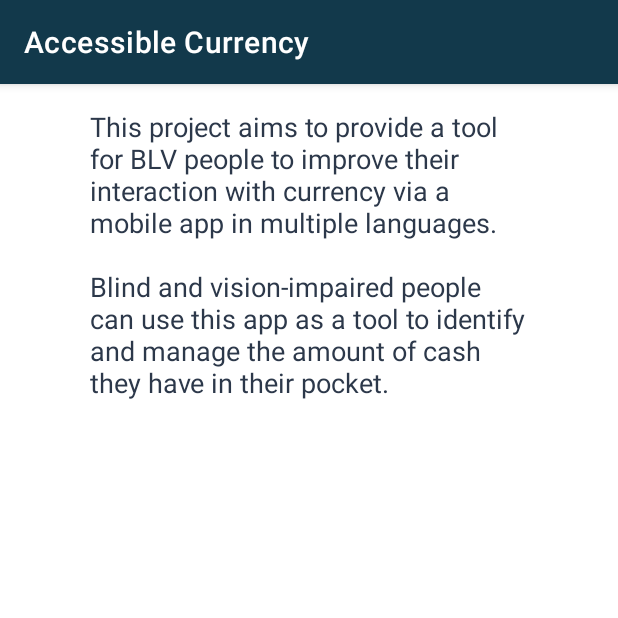
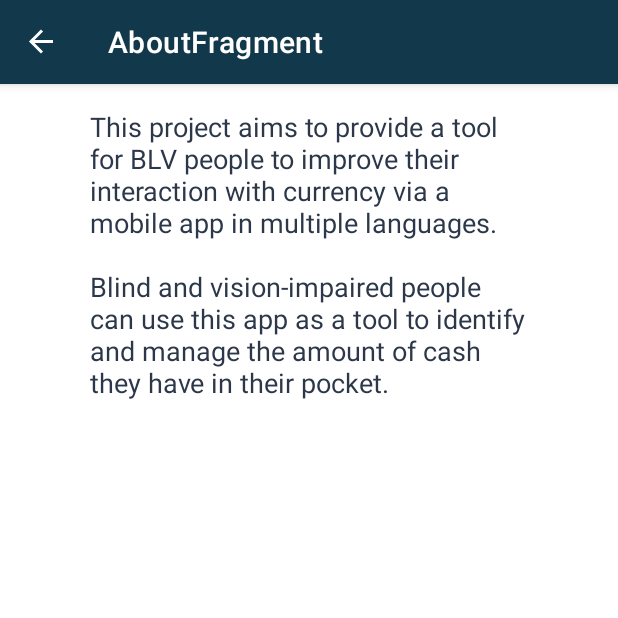
Before and after one commit to mauroLaine/CurrencyRecognition, an Android app: the screen it shows after launch (AboutActivity before the commit, MainActivity after it), in the options menu, after a tap on "About", on a phone screen of 412 x 824 dp, the top half of it. Run offline under Robolectric (Android 15) with nearby library versions, the phone set to English and light mode, and no system bars; our stand-ins replace navigation-ui; libraries missing offline, so code that uses them is left out: androidx.camera.core, androidx.camera.lifecycle, com.google.mlkit.common, com.google.mlkit.vision; 3 statements that could not run were skipped.

Commit message:
Move the menu navigation implementation to the HomeFragment to enable the navigation up view

```diff
--- a/app/src/main/java/com/laine/mauro/currencyrecognition/activity/MainActivity.kt
+++ b/app/src/main/java/com/laine/mauro/currencyrecognition/activity/MainActivity.kt
@@ -1,10 +1,6 @@
 package com.laine.mauro.currencyrecognition.activity
 
-import android.content.Intent
 import android.os.Bundle
-import android.view.Menu
-import android.view.MenuItem
-import android.view.accessibility.AccessibilityManager
 import androidx.drawerlayout.widget.DrawerLayout
 import androidx.navigation.findNavController
 import androidx.navigation.ui.AppBarConfiguration
@@ -40,25 +36,4 @@ class MainActivity : BaseActivity() {
         val navController = this.findNavController(R.id.myNavHostFragment)
         return NavigationUI.navigateUp(navController, drawerLayout)
     }
-
-    override fun onCreateOptionsMenu(menu: Menu?): Boolean {
-        getMenuInflater().inflate(R.menu.overflow_menu, menu);
-        return (super.onCreateOptionsMenu(menu));
-    }
-
-    override fun onOptionsItemSelected(item: MenuItem): Boolean {
-        when (item.getItemId()) {
-            R.id.AboutActivity -> {
-                val intent = Intent(this, AboutActivity::class.java)
-                startActivity(intent)
-                return true
-            }
-            R.id.SettingsActivity -> {
-                val intent = Intent(this, SettingsActivity::class.java)
-                startActivity(intent)
-                return true
-            }
-        }
-        return super.onOptionsItemSelected(item)
-    }
 }
--- a/app/src/main/java/com/laine/mauro/currencyrecognition/fragment/HomeFragment.kt
+++ b/app/src/main/java/com/laine/mauro/currencyrecognition/fragment/HomeFragment.kt
@@ -2,12 +2,12 @@ package com.laine.mauro.currencyrecognition.fragment
 
 import android.content.Intent
 import android.os.Bundle
+import android.view.*
 import androidx.fragment.app.Fragment
-import android.view.LayoutInflater
-import android.view.View
-import android.view.ViewGroup
 import android.view.accessibility.AccessibilityManager
 import androidx.appcompat.app.AppCompatActivity
+import androidx.navigation.findNavController
+import androidx.navigation.ui.NavigationUI
 import com.laine.mauro.currencyrecognition.R
 import com.laine.mauro.currencyrecognition.activity.RecognitionActivity
 import com.laine.mauro.currencyrecognition.setAccessibleButton
@@ -24,12 +24,22 @@ class HomeFragment : Fragment() {
         val view = inflater.inflate(R.layout.fragment_home, container, false)
         view.titleImage.contentDescription = this.getString(R.string.start)
         view.titleImage.setAccessibleButton()
+        setHasOptionsMenu(true)
         return view
     }
 
     override fun onResume() {
         super.onResume()
         setViews()
+    }
+
+    override fun onCreateOptionsMenu(menu: Menu, inflater: MenuInflater) {
+        super.onCreateOptionsMenu(menu, inflater)
+        inflater.inflate(R.menu.overflow_menu, menu)
+    }
+
+    override fun onOptionsItemSelected(item: MenuItem): Boolean {
+        return NavigationUI.onNavDestinationSelected(item, requireView().findNavController()) || super.onOptionsItemSelected(item)
     }
 
     private fun setViews() {
--- a/app/src/main/res/menu/overflow_menu.xml
+++ b/app/src/main/res/menu/overflow_menu.xml
@@ -2,9 +2,6 @@
 <menu xmlns:android="http://schemas.android.com/apk/res/android">
 
     <item
-        android:id="@+id/SettingsActivity"
-        android:title="@string/settings" />
-    <item
-        android:id="@+id/AboutActivity"
+        android:id="@+id/aboutFragment"
         android:title="@string/about" />
 </menu>
```
